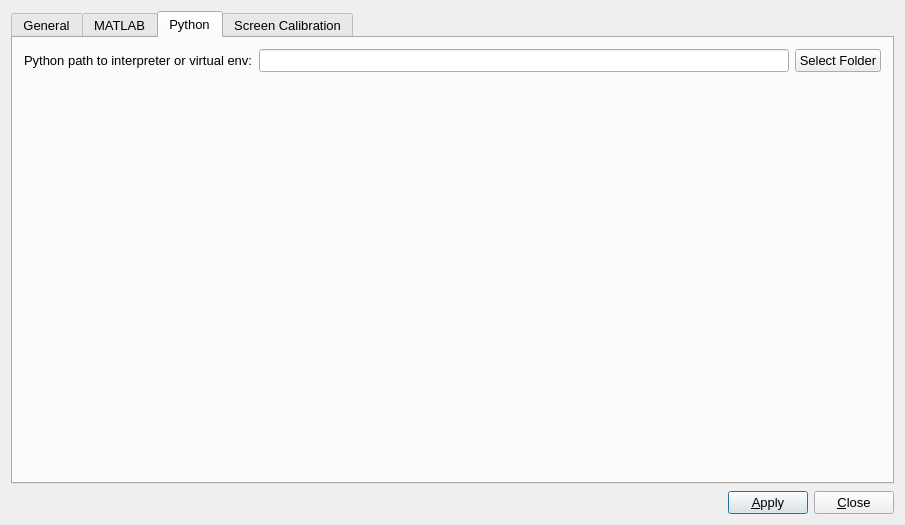
This is src/AnyWave/Prefs/AwPrefsDial.ui in HIP-infrastructure/anywave-code as Qt 5 draws it before an edit. The edited form follows.
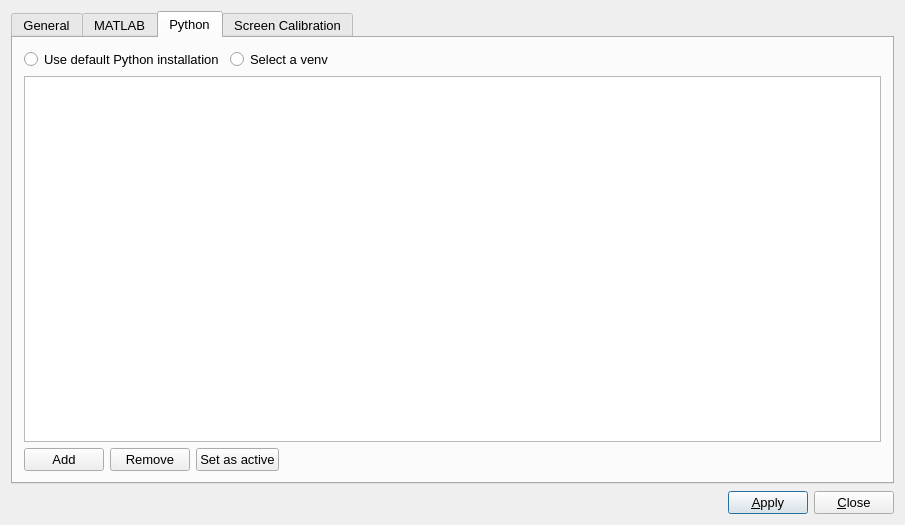
This is the edited form. The open tabs and pages were chosen to show the change. Icons and pictures are not drawn.

Commit message: Fixed issues: - ica channels can now be filtered. - ADES file format will handle .mrk file and merge them into .ades.mrk (default mrk file path) - New Python Venv manager in preferences

```diff
--- a/src/AnyWave/Prefs/AwPrefsDial.ui
+++ b/src/AnyWave/Prefs/AwPrefsDial.ui
@@ -880,64 +880,86 @@
       <attribute name="title">
        <string>Python</string>
       </attribute>
-      <layout class="QGridLayout" name="gridLayout_12">
-       <item row="0" column="0">
-        <layout class="QVBoxLayout" name="verticalLayout_3">
+      <layout class="QVBoxLayout" name="verticalLayout_3">
+       <item>
+        <layout class="QHBoxLayout" name="horizontalLayout_16">
          <item>
-          <layout class="QHBoxLayout" name="horizontalLayout_16"/>
+          <widget class="QRadioButton" name="radioDefault">
+           <property name="text">
+            <string>Use default Python installation</string>
+           </property>
+          </widget>
          </item>
          <item>
-          <layout class="QHBoxLayout" name="horizontalLayout_17">
-           <item>
-            <widget class="QLabel" name="label_14">
-             <property name="sizePolicy">
-              <sizepolicy hsizetype="Preferred" vsizetype="Fixed">
-               <horstretch>0</horstretch>
-               <verstretch>0</verstretch>
-              </sizepolicy>
-             </property>
-             <property name="text">
-              <string>Python path to interpreter or virtual env:</string>
-             </property>
-            </widget>
-           </item>
-           <item>
-            <widget class="QLineEdit" name="lineEditPythonPath">
-             <property name="sizePolicy">
-              <sizepolicy hsizetype="Expanding" vsizetype="Fixed">
-               <horstretch>0</horstretch>
-               <verstretch>0</verstretch>
-              </sizepolicy>
-             </property>
-             <property name="toolTip">
-              <string>&lt;html&gt;&lt;head/&gt;&lt;body&gt;&lt;p&gt;This is the python interpreter AnyWave will call to execute Python plugins. &lt;/p&gt;&lt;p&gt;You may specify the full path to the interpreter to use.&lt;/p&gt;&lt;/body&gt;&lt;/html&gt;</string>
-             </property>
-            </widget>
-           </item>
-           <item>
-            <widget class="QPushButton" name="buttonSelectMatlabFolder_2">
-             <property name="sizePolicy">
-              <sizepolicy hsizetype="Preferred" vsizetype="Preferred">
-               <horstretch>0</horstretch>
-               <verstretch>0</verstretch>
-              </sizepolicy>
-             </property>
-             <property name="text">
-              <string>Select Folder</string>
-             </property>
-            </widget>
-           </item>
-          </layout>
+          <widget class="QRadioButton" name="radioVenv">
+           <property name="text">
+            <string>Select a venv</string>
+           </property>
+          </widget>
          </item>
          <item>
-          <spacer name="verticalSpacer_6">
+          <spacer name="horizontalSpacer_4">
            <property name="orientation">
-            <enum>Qt::Vertical</enum>
+            <enum>Qt::Horizontal</enum>
            </property>
            <property name="sizeHint" stdset="0">
             <size>
-             <width>20</width>
-             <height>40</height>
+             <width>40</width>
+             <height>20</height>
+            </size>
+           </property>
+          </spacer>
+         </item>
+        </layout>
+       </item>
+       <item>
+        <widget class="QTableView" name="tableVenvs">
+         <property name="selectionMode">
+          <enum>QAbstractItemView::SingleSelection</enum>
+         </property>
+         <property name="selectionBehavior">
+          <enum>QAbstractItemView::SelectRows</enum>
+         </property>
+         <attribute name="horizontalHeaderStretchLastSection">
+          <bool>true</bool>
+         </attribute>
+         <attribute name="verticalHeaderVisible">
+          <bool>false</bool>
+         </attribute>
+        </widget>
+       </item>
+       <item>
+        <layout class="QHBoxLayout" name="horizontalLayout_17">
+         <item>
+          <widget class="QPushButton" name="buttonAddVenv">
+           <property name="text">
+            <string>Add</string>
+           </property>
+          </widget>
+         </item>
+         <item>
+          <widget class="QPushButton" name="buttonRemove">
+           <property name="text">
+            <string>Remove</string>
+           </property>
+          </widget>
+         </item>
+         <item>
+          <widget class="QPushButton" name="buttonSetAsDefault">
+           <property name="text">
+            <string>Set as active</string>
+           </property>
+          </widget>
+         </item>
+         <item>
+          <spacer name="horizontalSpacer_10">
+           <property name="orientation">
+            <enum>Qt::Horizontal</enum>
+           </property>
+           <property name="sizeHint" stdset="0">
+            <size>
+             <width>40</width>
+             <height>20</height>
             </size>
            </property>
           </spacer>
```
Left out of the diff: 116 changed lines with no effect on the pictures. The commit also changes 13 other files.
